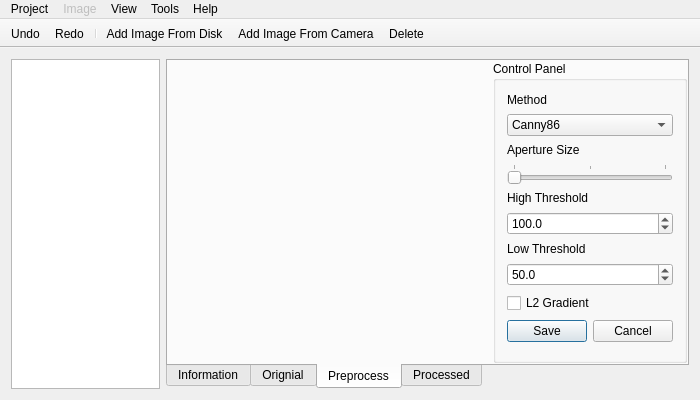
Above: gui/mainwindow.ui from librehat/caiga before the change. Below: the same form after it.
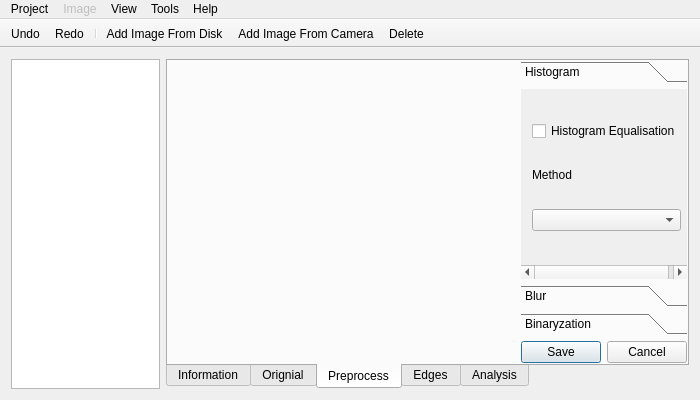
That is the form after the change. The open tabs and pages were chosen to show the change. Icons and pictures are not drawn. Custom widgets are drawn as their Qt base class.

Commit message:
edges & preProcess.
add edgesTab. improve preProcessTab.
add edges-related functions in CAIGA::Image class.

Diff of the .ui file:
```diff
--- a/gui/mainwindow.ui
+++ b/gui/mainwindow.ui
@@ -16,6 +16,11 @@
     <verstretch>0</verstretch>
    </sizepolicy>
   </property>
+  <property name="font">
+   <font>
+    <family>Segoe UI</family>
+   </font>
+  </property>
   <property name="windowTitle">
    <string>CAIGA</string>
   </property>
@@ -113,7 +118,7 @@
        <attribute name="title">
         <string>Preprocess</string>
        </attribute>
-       <layout class="QHBoxLayout" name="horizontalLayout_3">
+       <layout class="QGridLayout" name="gridLayout">
         <property name="leftMargin">
          <number>0</number>
         </property>
@@ -126,8 +131,124 @@
         <property name="bottomMargin">
          <number>0</number>
         </property>
-        <item>
-         <widget class="QImageViewer" name="preLabel" native="true">
+        <item row="0" column="2">
+         <widget class="QToolBox" name="preProcessToolBox">
+          <property name="sizePolicy">
+           <sizepolicy hsizetype="Preferred" vsizetype="Expanding">
+            <horstretch>1</horstretch>
+            <verstretch>0</verstretch>
+           </sizepolicy>
+          </property>
+          <property name="currentIndex">
+           <number>2</number>
+          </property>
+          <widget class="QWidget" name="histogramPage">
+           <property name="geometry">
+            <rect>
+             <x>0</x>
+             <y>0</y>
+             <width>164</width>
+             <height>178</height>
+            </rect>
+           </property>
+           <attribute name="label">
+            <string>Histogram</string>
+           </attribute>
+           <layout class="QVBoxLayout" name="verticalLayout_4">
+            <item>
+             <widget class="QCheckBox" name="histogramCheckBox">
+              <property name="text">
+               <string>Histogram Equalisation</string>
+              </property>
+             </widget>
+            </item>
+            <item>
+             <widget class="QLabel" name="histogramMethodLabel">
+              <property name="sizePolicy">
+               <sizepolicy hsizetype="Preferred" vsizetype="Fixed">
+                <horstretch>0</horstretch>
+                <verstretch>0</verstretch>
+               </sizepolicy>
+              </property>
+              <property name="text">
+               <string>Method</string>
+              </property>
+             </widget>
+            </item>
+            <item>
+             <widget class="QComboBox" name="histogramMethodComboBox"/>
+            </item>
+           </layout>
+          </widget>
+          <widget class="QWidget" name="blurPage">
+           <property name="geometry">
+            <rect>
+             <x>0</x>
+             <y>0</y>
+             <width>156</width>
+             <height>195</height>
+            </rect>
+           </property>
+           <attribute name="label">
+            <string>Blur</string>
+           </attribute>
+           <layout class="QVBoxLayout" name="verticalLayout_3">
+            <item>
+             <widget class="QCheckBox" name="blurCheckBox">
+              <property name="text">
+               <string>Image Blur</string>
+              </property>
+             </widget>
+            </item>
+            <item>
+             <widget class="QLabel" name="blurMethodLabel">
+              <property name="sizePolicy">
+               <sizepolicy hsizetype="Preferred" vsizetype="Fixed">
+                <horstretch>0</horstretch>
+                <verstretch>0</verstretch>
+               </sizepolicy>
+              </property>
+              <property name="text">
+               <string>Method</string>
+              </property>
+             </widget>
+            </item>
+            <item>
+             <widget class="QComboBox" name="blurMethodComboBox"/>
+            </item>
+           </layout>
+          </widget>
+          <widget class="QWidget" name="binaryzationPage">
+           <attribute name="label">
+            <string>Binaryzation</string>
+           </attribute>
+           <layout class="QVBoxLayout" name="verticalLayout_2">
+            <item>
+             <widget class="QCheckBox" name="binaryzationCheckBox">
+              <property name="text">
+               <string>Image Binaryzation</string>
+              </property>
+             </widget>
+            </item>
+           </layout>
+          </widget>
+         </widget>
+        </item>
+        <item row="1" column="2" alignment="Qt::AlignBottom">
+         <widget class="QDialogButtonBox" name="preProcessButtonBox">
+          <property name="sizePolicy">
+           <sizepolicy hsizetype="Preferred" vsizetype="Fixed">
+            <horstretch>1</horstretch>
+            <verstretch>0</verstretch>
+           </sizepolicy>
+          </property>
+          <property name="standardButtons">
+           <set>QDialogButtonBox::Cancel|QDialogButtonBox::Save</set>
+          </property>
+         </widget>
+        </item>
+        <item row="0" column="0" rowspan="2">
+         <widget class="QImageViewer" name="preProcessLabel" native="true">
           <property name="sizePolicy">
            <sizepolicy hsizetype="Preferred" vsizetype="Preferred">
             <horstretch>3</horstretch>
@@ -136,10 +257,29 @@
           </property>
          </widget>
         </item>
-        <item>
-         <widget class="QGroupBox" name="preProcessGroupBox">
+       </layout>
+      </widget>
+      <widget class="QWidget" name="edgesTab">
+       <attribute name="title">
+        <string>Edges</string>
+       </attribute>
+       <layout class="QGridLayout" name="gridLayout_2">
+        <property name="leftMargin">
+         <number>0</number>
+        </property>
+        <property name="topMargin">
+         <number>0</number>
+        </property>
+        <property name="rightMargin">
+         <number>0</number>
+        </property>
+        <property name="bottomMargin">
+         <number>0</number>
+        </property>
+        <item row="0" column="2">
+         <widget class="QGroupBox" name="edgesGroupBox">
           <property name="sizePolicy">
-           <sizepolicy hsizetype="Preferred" vsizetype="Preferred">
+           <sizepolicy hsizetype="Preferred" vsizetype="Expanding">
             <horstretch>1</horstretch>
             <verstretch>0</verstretch>
            </sizepolicy>
@@ -165,7 +305,7 @@
             <widget class="QComboBox" name="methodComboBox">
              <item>
               <property name="text">
-               <string>Canny86</string>
+               <string>Canny</string>
               </property>
              </item>
             </widget>
@@ -186,7 +326,7 @@
            <item>
             <widget class="QSlider" name="sizeSlider">
              <property name="sizePolicy">
-              <sizepolicy hsizetype="Expanding" vsizetype="Fixed">
+              <sizepolicy hsizetype="Preferred" vsizetype="Fixed">
                <horstretch>0</horstretch>
                <verstretch>0</verstretch>
               </sizepolicy>
@@ -234,7 +374,13 @@
             </widget>
            </item>
            <item>
-            <widget class="QDoubleSpinBox" name="htDoubleSpinBox">
+            <widget class="QDoubleSpinBox" name="highThresholdDoubleSpinBox">
+             <property name="sizePolicy">
+              <sizepolicy hsizetype="Preferred" vsizetype="Fixed">
+               <horstretch>0</horstretch>
+               <verstretch>0</verstretch>
+              </sizepolicy>
+             </property>
              <property name="decimals">
               <number>1</number>
              </property>
@@ -266,7 +412,13 @@
             </widget>
            </item>
            <item>
-            <widget class="QDoubleSpinBox" name="ltDoubleSpinBox">
+            <widget class="QDoubleSpinBox" name="lowThresholdDoubleSpinBox">
+             <property name="sizePolicy">
+              <sizepolicy hsizetype="Preferred" vsizetype="Fixed">
+               <horstretch>0</horstretch>
+               <verstretch>0</verstretch>
+              </sizepolicy>
+             </property>
              <property name="decimals">
               <number>1</number>
              </property>
@@ -286,6 +438,12 @@
            </item>
            <item>
             <widget class="QCheckBox" name="l2GradientCheckBox">
+             <property name="sizePolicy">
+              <sizepolicy hsizetype="Preferred" vsizetype="Fixed">
+               <horstretch>0</horstretch>
+               <verstretch>0</verstretch>
+              </sizepolicy>
+             </property>
              <property name="toolTip">
               <string>Whether a more accurate L2 norm should be used.</string>
              </property>
@@ -294,13 +452,6 @@
              </property>
             </widget>
            </item>
-           <item>
-            <widget class="QDialogButtonBox" name="preProcessButtonBox">
-             <property name="standardButtons">
-              <set>QDialogButtonBox::Cancel|QDialogButtonBox::Save</set>
-             </property>
-            </widget>
-           </item>
           </layout>
          </widget>
         </item>
@@ -308,7 +459,7 @@
       </widget>
       <widget class="QWidget" name="processedTab">
        <attribute name="title">
-        <string>Processed</string>
+        <string>Analysis</string>
        </attribute>
        <layout class="QHBoxLayout" name="horizontalLayout_4">
         <property name="leftMargin">
```
Left out of the diff: 38 changed lines with no effect on the pictures. The commit also changes 4 other files.
